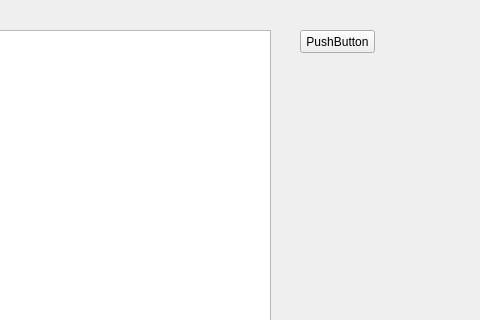
First picture: the form in qt5_study/HelloQt/mainwindow.ui, repository happyrabbit456/Qt5_dev, before the edit; both pictures show x 320 to 800 and y 0 to 320 of the 800 by 600 pixel window.
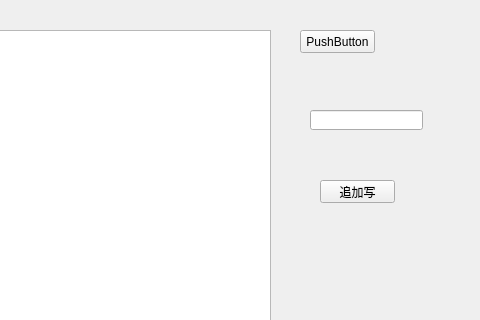
Second picture: the form after the edit.

Commit message: 1.解决中文路径问题 2.QXlsx读写实例

```diff
--- a/qt5_study/HelloQt/mainwindow.ui
+++ b/qt5_study/HelloQt/mainwindow.ui
@@ -37,6 +37,29 @@
      <string>PushButton</string>
     </property>
    </widget>
+   <widget class="QLineEdit" name="lineEdit">
+    <property name="geometry">
+     <rect>
+      <x>630</x>
+      <y>110</y>
+      <width>113</width>
+      <height>20</height>
+     </rect>
+    </property>
+   </widget>
+   <widget class="QPushButton" name="pushButton_2">
+    <property name="geometry">
+     <rect>
+      <x>640</x>
+      <y>180</y>
+      <width>75</width>
+      <height>23</height>
+     </rect>
+    </property>
+    <property name="text">
+     <string>追加写</string>
+    </property>
+   </widget>
   </widget>
   <widget class="QMenuBar" name="menubar">
    <property name="geometry">
```
The commit also changes 2 other files.
